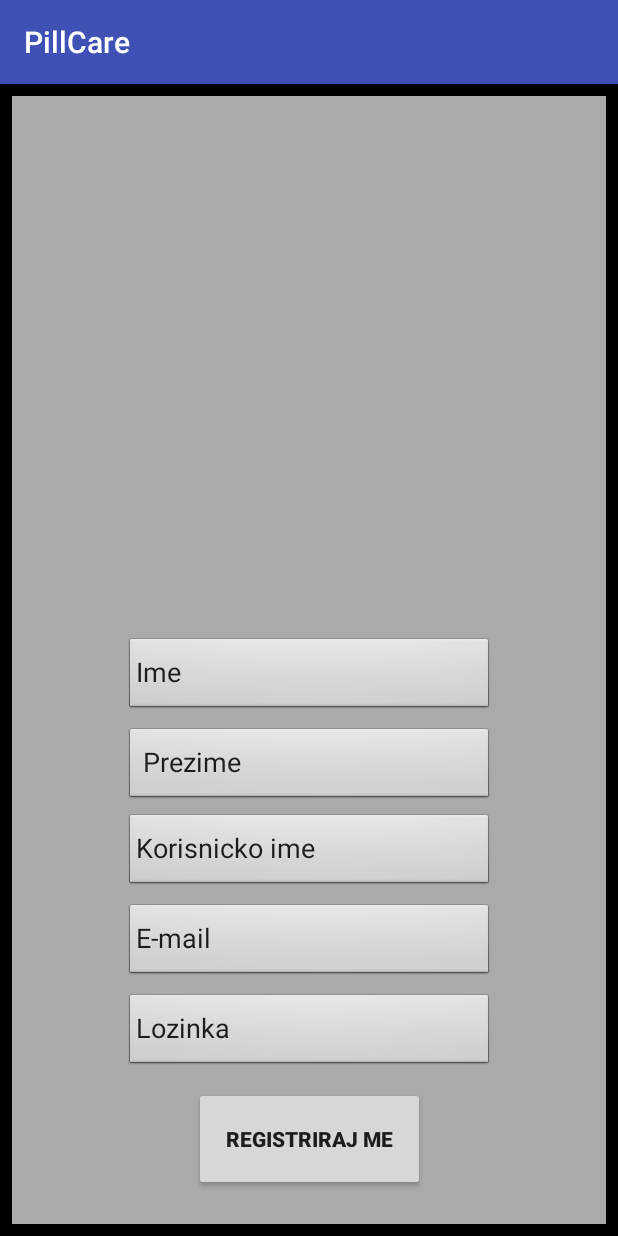
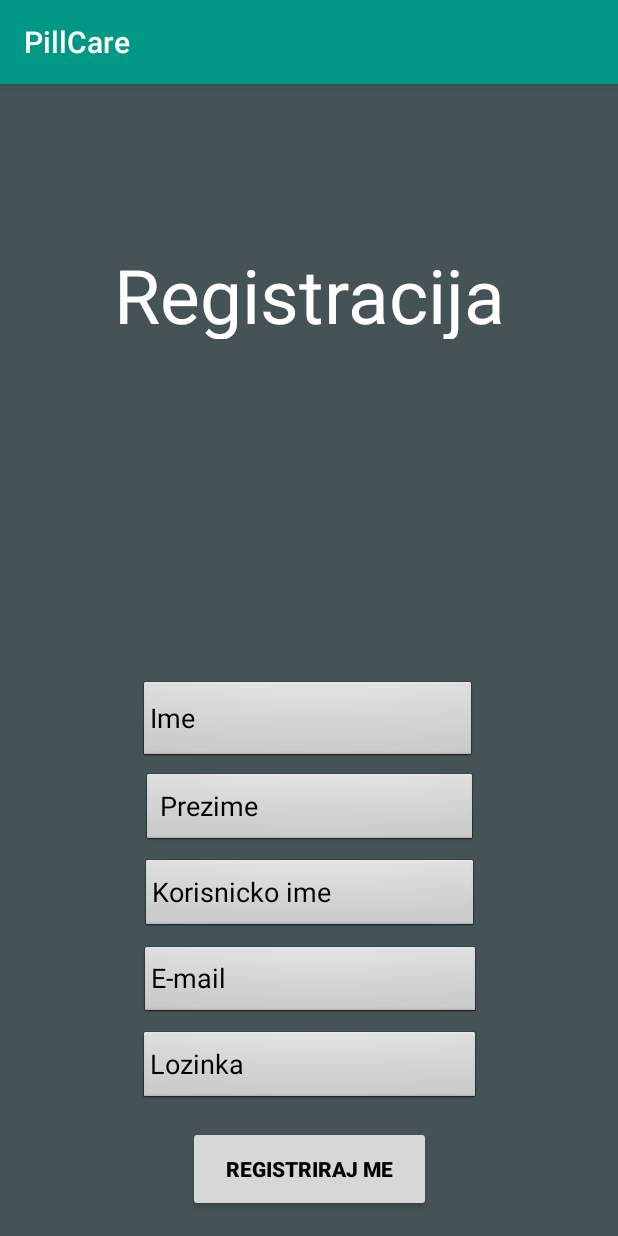
Before and after one commit to AndDanza/HeartZone, an Android app: the Registracija_Activity screen opened directly, with no data from a screen before it, on a phone screen of 412 x 824 dp. Run offline under Robolectric (Android 15) with nearby library versions, the light colour scheme and no system bars.

Commit message:
Dodana je nova aktivnost za prikaz popisa lijekova. Na istoj je kriran izbornik (menu) sa budućim poveznicama na ostale aktivnosti u aplikaciji. Također, promijenjena je tema pomoću (theme editor-a) za cijelu aplikaciju. Dodan je button koji će kasnije koristiti za skeniranje barcode-a lijekova.

```diff
--- a/PillCare/app/build.gradle
+++ b/PillCare/app/build.gradle
@@ -26,5 +26,6 @@ dependencies {
     })
     compile 'com.android.support:appcompat-v7:25.3.1'
     compile 'com.android.support.constraint:constraint-layout:1.0.2'
+    compile 'com.android.support:design:25.3.1'
     testCompile 'junit:junit:4.12'
 }
--- a/PillCare/app/src/main/AndroidManifest.xml
+++ b/PillCare/app/src/main/AndroidManifest.xml
@@ -16,7 +16,8 @@
                 <category android:name="android.intent.category.LAUNCHER" />
             </intent-filter>
         </activity>
-        <activity android:name=".Registracija_Activity"></activity>
+        <activity android:name=".Registracija_Activity" />
+        <activity android:name=".PopisLijekova_Activity"></activity>
     </application>
 
 </manifest>
--- a/PillCare/app/src/main/res/layout/activity_registracija_.xml
+++ b/PillCare/app/src/main/res/layout/activity_registracija_.xml
@@ -1,136 +1,149 @@
 <?xml version="1.0" encoding="utf-8"?>
-<android.support.constraint.ConstraintLayout xmlns:android="http://schemas.android.com/apk/res/android"
+<android.support.constraint.ConstraintLayout
+    xmlns:android="http://schemas.android.com/apk/res/android"
     xmlns:app="http://schemas.android.com/apk/res-auto"
     xmlns:tools="http://schemas.android.com/tools"
     android:layout_width="match_parent"
     android:layout_height="match_parent"
-    android:background="@android:color/black"
     tools:context="air1715.pillcare.Registracija_Activity"
-    tools:layout_editor_absoluteY="81dp"
-    tools:layout_editor_absoluteX="0dp">
+    tools:layout_editor_absoluteX="0dp"
+    tools:layout_editor_absoluteY="81dp">
 
-    <LinearLayout
-        android:layout_width="0dp"
-        android:layout_height="0dp"
-        android:background="@android:color/darker_gray"
-        android:orientation="horizontal"
-        android:gravity="center"
-        android:id="@+id/linearLayout2"
-        tools:layout_constraintTop_creator="1"
-        tools:layout_constraintRight_creator="1"
-        tools:layout_constraintBottom_creator="1"
-        android:layout_marginStart="8dp"
-        app:layout_constraintBottom_toBottomOf="parent"
-        android:layout_marginEnd="8dp"
+
+    <TextView
+        android:id="@+id/textView2"
+        android:layout_width="316dp"
+        android:layout_height="63dp"
+
+        android:layout_marginTop="16dp"
+        android:foregroundGravity="top"
+        android:gravity="center_horizontal"
+        android:text="Registracija"
+        android:textColor="@android:color/white"
+        android:textSize="50sp"
+        android:visibility="visible"
+        app:layout_constraintLeft_toLeftOf="parent"
         app:layout_constraintRight_toRightOf="parent"
-        android:layout_marginTop="8dp"
-        tools:layout_constraintLeft_creator="1"
+        app:layout_constraintTop_toTopOf="parent"
         android:layout_marginBottom="8dp"
-        app:layout_constraintLeft_toLeftOf="parent"
-        app:layout_constraintTop_toTopOf="parent">
-    </LinearLayout>
-
+        app:layout_constraintBottom_toTopOf="@+id/input_FirstName"
+        app:layout_constraintVertical_bias="0.291" />
 
     <EditText
         android:id="@+id/input_FirstName"
-            android:layout_width="0dp"
-            android:layout_height="50dp"
+        android:layout_width="223dp"
+        android:layout_height="53dp"
 
+        android:layout_marginBottom="8dp"
+        android:layout_marginEnd="84dp"
+        android:layout_marginStart="84dp"
         android:background="@android:drawable/btn_default_small"
         android:ems="10"
         android:inputType="textPersonName|textVisiblePassword"
         android:text="Ime"
-            tools:layout_constraintRight_creator="1"
+        android:textColor="@android:color/black"
+        app:layout_constraintBottom_toTopOf="@+id/input_LastName"
+        app:layout_constraintHorizontal_bias="0.447"
+        app:layout_constraintLeft_toLeftOf="parent"
+        app:layout_constraintRight_toRightOf="parent"
         tools:layout_constraintBottom_creator="1"
-            app:layout_constraintBottom_toTopOf="@+id/input_LastName"
-            android:layout_marginStart="84dp"
-            android:layout_marginEnd="84dp"
-            app:layout_constraintRight_toRightOf="parent"
         tools:layout_constraintLeft_creator="1"
-            android:layout_marginBottom="10dp"
-            app:layout_constraintLeft_toLeftOf="parent" />
+        tools:layout_constraintRight_creator="1" />
 
     <EditText
         android:id="@+id/input_Password"
-            android:layout_width="0dp"
-            android:layout_height="50dp"
+        android:layout_width="226dp"
+        android:layout_height="48dp"
+        android:layout_marginBottom="15dp"
+        android:layout_marginLeft="8dp"
+        android:layout_marginRight="8dp"
         android:background="@android:drawable/btn_default_small"
         android:ems="10"
         android:inputType="textPersonName|textVisiblePassword"
         android:text="Lozinka"
-            tools:layout_constraintRight_creator="1"
+        android:textColor="@android:color/black"
+        app:layout_constraintBottom_toTopOf="@+id/button_registration"
+        app:layout_constraintLeft_toLeftOf="parent"
+        app:layout_constraintRight_toRightOf="parent"
         tools:layout_constraintBottom_creator="1"
-            app:layout_constraintBottom_toBottomOf="parent"
-            app:layout_constraintRight_toRightOf="@+id/input_Email"
         tools:layout_constraintLeft_creator="1"
-            android:layout_marginBottom="111dp"
-            app:layout_constraintLeft_toLeftOf="@+id/input_Email" />
+        tools:layout_constraintRight_creator="1" />
 
     <EditText
         android:id="@+id/input_LastName"
-            android:layout_width="0dp"
-            android:layout_height="50dp"
+        android:layout_width="222dp"
+        android:layout_height="48dp"
+        android:layout_marginBottom="9dp"
+        android:layout_marginLeft="8dp"
+        android:layout_marginRight="8dp"
         android:background="@android:drawable/btn_default_small"
         android:ems="10"
         android:inputType="textPersonName|textVisiblePassword"
         android:text=" Prezime"
-            tools:layout_constraintRight_creator="1"
+        android:textColor="@android:color/black"
+        app:layout_constraintBottom_toTopOf="@+id/input_UserNameRegistration"
+        app:layout_constraintLeft_toLeftOf="parent"
+        app:layout_constraintRight_toRightOf="parent"
         tools:layout_constraintBottom_creator="1"
-            app:layout_constraintBottom_toTopOf="@+id/input_UserNameRegistration"
-            app:layout_constraintRight_toRightOf="@+id/input_FirstName"
         tools:layout_constraintLeft_creator="1"
-            android:layout_marginBottom="7dp"
-            app:layout_constraintLeft_toLeftOf="@+id/input_FirstName" />
+        tools:layout_constraintRight_creator="1" />
 
     <EditText
         android:id="@+id/input_Email"
-            android:layout_width="0dp"
-            android:layout_height="50dp"
+        android:layout_width="225dp"
+        android:layout_height="47dp"
+        android:layout_marginBottom="9dp"
+        android:layout_marginLeft="8dp"
+        android:layout_marginRight="8dp"
         android:background="@android:drawable/btn_default_small"
         android:ems="10"
         android:inputType="textPersonName|textVisiblePassword"
         android:text="E-mail"
-            tools:layout_constraintRight_creator="1"
+        android:textColor="@android:color/black"
+        app:layout_constraintBottom_toTopOf="@+id/input_Password"
+        app:layout_constraintHorizontal_bias="0.503"
+        app:layout_constraintLeft_toLeftOf="parent"
+        app:layout_constraintRight_toRightOf="parent"
         tools:layout_constraintBottom_creator="1"
-            app:layout_constraintBottom_toTopOf="@+id/input_Password"
-            app:layout_constraintRight_toRightOf="@+id/input_UserNameRegistration"
         tools:layout_constraintLeft_creator="1"
-            android:layout_marginBottom="10dp"
-            app:layout_constraintLeft_toLeftOf="@+id/input_UserNameRegistration" />
+        tools:layout_constraintRight_creator="1" />
 
     <EditText
         android:id="@+id/input_UserNameRegistration"
-            android:layout_width="0dp"
-            android:layout_height="50dp"
+        android:layout_width="223dp"
+        android:layout_height="48dp"
+        android:layout_marginBottom="10dp"
+        android:layout_marginLeft="8dp"
+        android:layout_marginRight="8dp"
         android:background="@android:drawable/btn_default_small"
         android:ems="10"
         android:inputType="textPersonName|textVisiblePassword"
         android:text="Korisnicko ime"
-            tools:layout_constraintRight_creator="1"
+        android:textColor="@android:color/black"
+        app:layout_constraintBottom_toTopOf="@+id/input_Email"
+        app:layout_constraintHorizontal_bias="0.503"
+        app:layout_constraintLeft_toLeftOf="parent"
+        app:layout_constraintRight_toRightOf="parent"
         tools:layout_constraintBottom_creator="1"
-            app:layout_constraintBottom_toTopOf="@+id/input_Email"
-            app:layout_constraintRight_toRightOf="@+id/input_LastName"
         tools:layout_constraintLeft_creator="1"
-            android:layout_marginBottom="10dp"
-            app:layout_constraintLeft_toLeftOf="@+id/input_LastName" />
-
+        tools:layout_constraintRight_creator="1" />
 
 
     <Button
         android:id="@+id/button_registration"
-            android:layout_width="154dp"
-            android:layout_height="0dp"
+        android:layout_width="162dp"
+        android:layout_height="57dp"
+        android:layout_marginBottom="16dp"
         android:layout_weight="1"
         android:text="Registriraj me"
+        android:textColor="@android:color/black"
         android:textStyle="bold"
-            tools:layout_constraintTop_creator="1"
+        app:layout_constraintBottom_toBottomOf="parent"
+        app:layout_constraintLeft_toLeftOf="parent"
+        app:layout_constraintRight_toRightOf="parent"
+        tools:layout_constraintBottom_creator="1"
+        tools:layout_constraintLeft_creator="1"
         tools:layout_constraintRight_creator="1"
-            tools:layout_constraintBottom_creator="1"
-            app:layout_constraintBottom_toBottomOf="@+id/linearLayout2"
-            app:layout_constraintRight_toRightOf="parent"
-            android:layout_marginTop="12dp"
-            app:layout_constraintTop_toBottomOf="@+id/input_Password"
-            tools:layout_constraintLeft_creator="1"
-            android:layout_marginBottom="22dp"
-            app:layout_constraintLeft_toLeftOf="parent" />
+        tools:layout_constraintTop_creator="1" />
+
 </android.support.constraint.ConstraintLayout>
--- /dev/null
+++ b/PillCare/app/src/main/res/values-v21/styles.xml
@@ -0,0 +1,16 @@
+<?xml version="1.0" encoding="utf-8"?>
+<resources>
+
+    <style name="AppTheme" parent="Theme.AppCompat.Light.DarkActionBar">
+        <!-- Customize your theme here. -->
+        <item name="colorPrimary">@color/colorPrimary</item>
+        <item name="colorPrimaryDark">@color/colorPrimaryDark</item>
+        <item name="colorAccent">@color/colorAccent</item>
+        <item name="android:colorBackground">@color/background_material_light</item>
+        <item name="android:colorForeground">@android:color/white</item>
+        <item name="android:statusBarColor">?android:attr/panelColorBackground</item>
+        <item name="android:textColorPrimaryInverse">@android:color/white</item>
+        <item name="android:textColorSecondary">@android:color/white</item>
+        <item name="android:textColorPrimary">@android:color/white</item>
+    </style>
+</resources>
--- a/PillCare/app/src/main/res/values/colors.xml
+++ b/PillCare/app/src/main/res/values/colors.xml
@@ -1,6 +1,7 @@
 <?xml version="1.0" encoding="utf-8"?>
 <resources>
-    <color name="colorPrimary">#3F51B5</color>
-    <color name="colorPrimaryDark">#303F9F</color>
-    <color name="colorAccent">#FF4081</color>
+    <color name="colorPrimary">#009884</color>
+    <color name="colorPrimaryDark">#009884</color>
+    <color name="colorAccent">#009884</color>
+    <color name="background_material_light">#455357</color>
 </resources>
--- a/PillCare/app/src/main/res/values/strings.xml
+++ b/PillCare/app/src/main/res/values/strings.xml
@@ -1,3 +1,5 @@
 <resources>
     <string name="app_name">PillCare</string>
+    <string name="Open">PillCare</string>
+    <string name="Close">PillCare</string>
 </resources>
--- a/PillCare/app/src/main/res/values/styles.xml
+++ b/PillCare/app/src/main/res/values/styles.xml
@@ -6,6 +6,15 @@
     <item name="colorPrimary">@color/colorPrimary</item>
     <item name="colorPrimaryDark">@color/colorPrimaryDark</item>
     <item name="colorAccent">@color/colorAccent</item>
+    <item name="android:colorBackground">@color/background_material_light</item>
+    <item name="android:colorForeground">@android:color/white</item>
+    <item name="android:textColorPrimaryInverse">@android:color/white</item>
+    <item name="android:textColorSecondary">@android:color/white</item>
+    <item name="android:textColorPrimary">@android:color/white</item>
+</style>
+
+<style name="PillCare" parent="AppTheme" >
+    <item name="android:textColorSecondaryInverse">@android:color/white</item>
 </style>
 
 </resources>
```
Also changed, not shown: PillCare/app/src/main/java/air1715/pillcare/PopisLijekova_Activity.java (added, +68 -0 lines), PillCare/app/src/main/java/air1715/pillcare/PrijavaActivity.java (+10 -0 lines), PillCare/app/src/main/res/drawable/ic_account_circle_black_24dp.xml (added, +9 -0 lines), PillCare/app/src/main/res/drawable/ic_assignment_black_24dp.xml (added, +9 -0 lines), PillCare/app/src/main/res/drawable/ic_event_available_black_24dp.xml (added, +9 -0 lines), PillCare/app/src/main/res/drawable/ic_list_black_24dp.xml (added, +9 -0 lines), PillCare/app/src/main/res/drawable/ic_local_hospital_black_24dp.xml (added, +9 -0 lines), PillCare/app/src/main/res/drawable/ic_map_black_24dp.xml (added, +9 -0 lines), PillCare/app/src/main/res/layout/activity_popis_lijekova_.xml (added, +38 -0 lines), PillCare/app/src/main/res/layout/activity_prijava.xml (+64 -71 lines), PillCare/app/src/main/res/layout/navigation_header.xml (added, +23 -0 lines), PillCare/app/src/main/res/menu/navigation_menu.xml (added, +23 -0 lines), 2 other files. Lines whose indentation alone changed are shown as unchanged.
